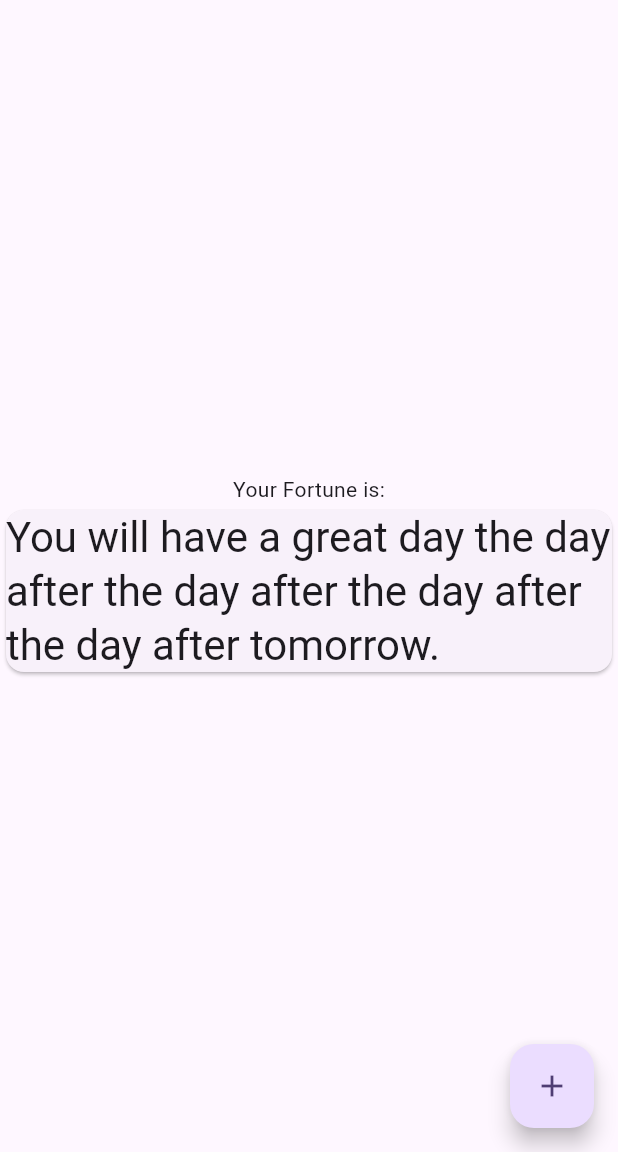
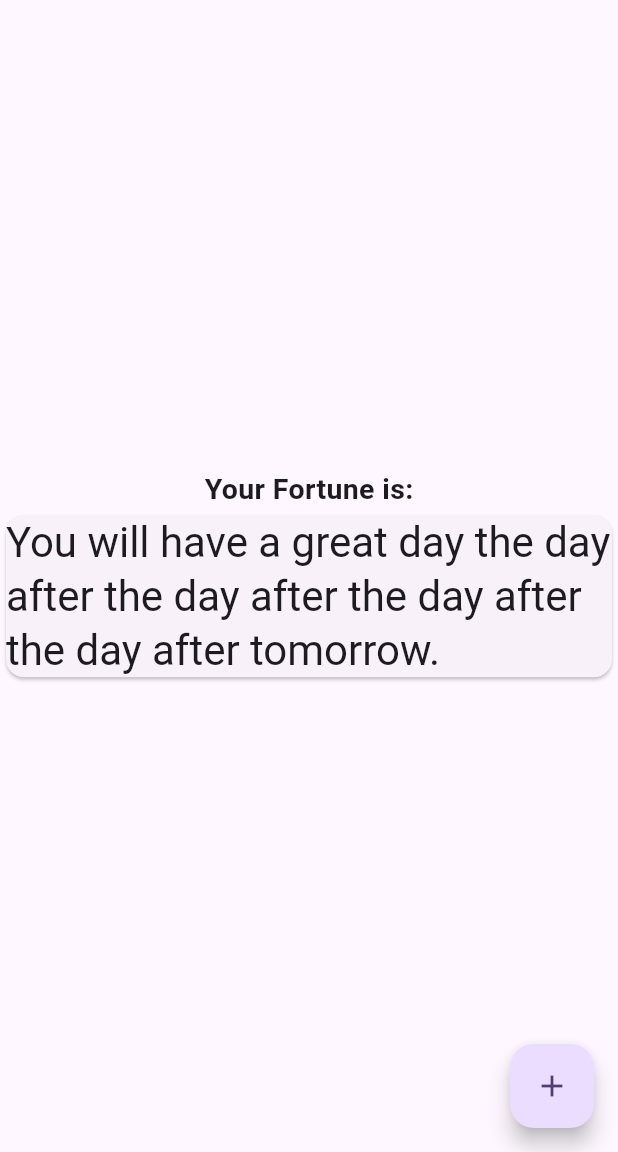
Before and after one commit to SHUBHANKARPOLYGON/fortune-cookie-app, a Flutter app: the screen it shows after launch, after a tap on the "add" icon, on a phone screen of 412 x 824 dp, the part 84-1236 px from its top. Run offline on Flutter 3.47's test engine with Material 3 defaults, Android fonts, the phone set to English and light mode, and no system bars.

Commit message:
style_text

```diff
--- a/lib/main.dart
+++ b/lib/main.dart
@@ -71,6 +71,12 @@ class _MyHomePageState extends State<MyHomePage> {
           children: <Widget>[
             Text(
               "Your Fortune is:",
+              style: TextStyle(
+                fontSize:19,
+                fontWeight: FontWeight.bold,
+              ),
+
+
             ),
             Card(
               child: Text(
```
